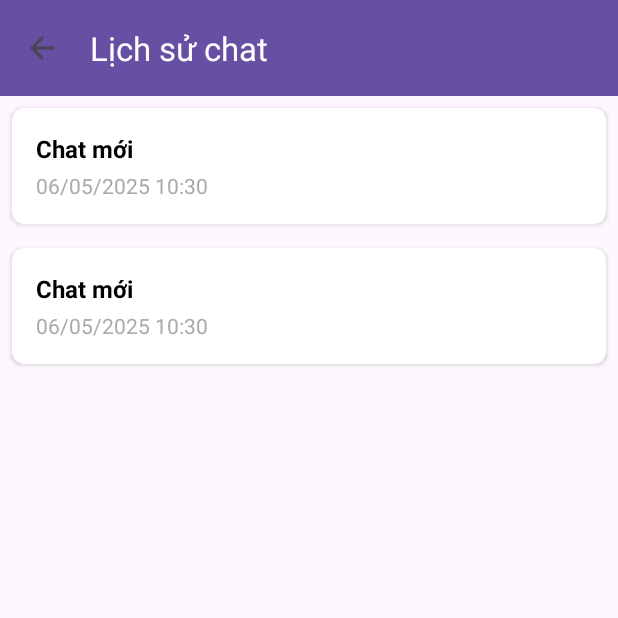
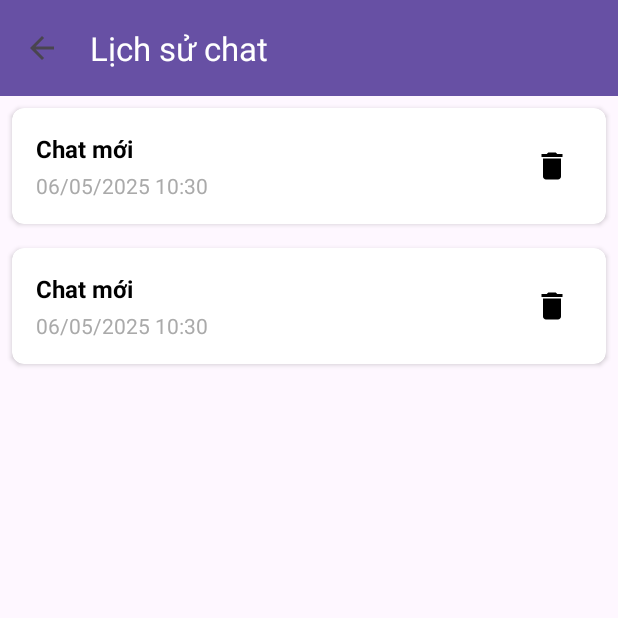
Before and after one commit to quang2719/Phat-trien-Android-App, an Android app: the ChatHistoryActivity screen opened directly, with no data from a screen before it, on a phone screen of 412 x 824 dp, the top half of it. Run offline under Robolectric (Android 15) with nearby library versions, the light colour scheme and no system bars.

Commit message:
update trast in history module

```diff
--- a/eComProject/ChatbotServices/app/src/main/java/com/example/btl/adapter/ChatHistoryAdapter.java
+++ b/eComProject/ChatbotServices/app/src/main/java/com/example/btl/adapter/ChatHistoryAdapter.java
@@ -3,6 +3,7 @@ package com.example.btl.adapter;
 import android.view.LayoutInflater;
 import android.view.View;
 import android.view.ViewGroup;
+import android.widget.ImageButton;
 import android.widget.TextView;
 
 import androidx.annotation.NonNull;
@@ -20,6 +21,7 @@ public class ChatHistoryAdapter extends RecyclerView.Adapter<ChatHistoryAdapter.
 
     public interface OnSessionClickListener {
         void onSessionClick(ChatSession session);
+        void onDeleteClick(ChatSession session, int position);
     }
 
     public ChatHistoryAdapter(List<ChatSession> sessions, OnSessionClickListener listener) {
@@ -46,6 +48,12 @@ public class ChatHistoryAdapter extends RecyclerView.Adapter<ChatHistoryAdapter.
                 listener.onSessionClick(session);
             }
         });
+
+        holder.deleteButton.setOnClickListener(v -> {
+            if (listener != null) {
+                listener.onDeleteClick(session, holder.getAdapterPosition());
+            }
+        });
     }
 
     @Override
@@ -53,14 +61,21 @@ public class ChatHistoryAdapter extends RecyclerView.Adapter<ChatHistoryAdapter.
         return sessions.size();
     }
 
+    public void removeItem(int position) {
+        sessions.remove(position);
+        notifyItemRemoved(position);
+    }
+
     public static class ViewHolder extends RecyclerView.ViewHolder {
         TextView titleTextView;
         TextView dateTextView;
+        ImageButton deleteButton;
 
         public ViewHolder(@NonNull View itemView) {
             super(itemView);
             titleTextView = itemView.findViewById(R.id.sessionTitle);
             dateTextView = itemView.findViewById(R.id.sessionDate);
+            deleteButton = itemView.findViewById(R.id.deleteButton);
         }
     }
 }
--- /dev/null
+++ b/eComProject/ChatbotServices/app/src/main/res/drawable/ic_delete.xml
@@ -0,0 +1,9 @@
+<vector xmlns:android="http://schemas.android.com/apk/res/android"
+    android:width="24dp"
+    android:height="24dp"
+    android:viewportWidth="24"
+    android:viewportHeight="24">
+    <path
+        android:fillColor="#FF000000"
+        android:pathData="M6,19c0,1.1 0.9,2 2,2h8c1.1,0 2,-0.9 2,-2V7H6v12zM19,4h-3.5l-1,-1h-5l-1,1H5v2h14V4z"/>
+</vector>
--- a/eComProject/ChatbotServices/app/src/main/res/layout/item_chat_history.xml
+++ b/eComProject/ChatbotServices/app/src/main/res/layout/item_chat_history.xml
@@ -10,8 +10,14 @@
     <LinearLayout
         android:layout_width="match_parent"
         android:layout_height="wrap_content"
-        android:orientation="vertical"
+        android:orientation="horizontal"
         android:padding="16dp">
+
+        <LinearLayout
+            android:layout_width="0dp"
+            android:layout_height="wrap_content"
+            android:layout_weight="1"
+            android:orientation="vertical">
 
             <TextView
                 android:id="@+id/sessionTitle"
@@ -29,4 +35,15 @@
                 android:textColor="@android:color/darker_gray"
                 android:textSize="14sp" />
         </LinearLayout>
+
+        <ImageButton
+            android:id="@+id/deleteButton"
+            android:layout_width="wrap_content"
+            android:layout_height="wrap_content"
+            android:layout_gravity="center_vertical"
+            android:background="?attr/selectableItemBackgroundBorderless"
+            android:contentDescription="Xóa đoạn chat"
+            android:padding="8dp"
+            android:src="@drawable/ic_delete" />
+    </LinearLayout>
 </androidx.cardview.widget.CardView>
--- a/eComProject/ChatbotServices/app/src/main/res/values/strings.xml
+++ b/eComProject/ChatbotServices/app/src/main/res/values/strings.xml
@@ -5,4 +5,9 @@
     <string name="chat_history">Lịch sử chat</string>
     <string name="no_history">Không có lịch sử chat</string>
     <string name="new_chat">Đoạn chat mới</string>
+    <string name="delete_chat">Xóa đoạn chat</string>
+    <string name="delete_chat_confirm">Bạn có chắc chắn muốn xóa đoạn chat này?</string>
+    <string name="delete">Xóa</string>
+    <string name="cancel">Hủy</string>
+    <string name="deleted">Đã xóa đoạn chat</string>
 </resources>
```
Also changed, not shown: eComProject/ChatbotServices/app/src/main/java/com/example/btl/ChatHistoryActivity.java (+28 -1 lines), eComProject/ChatbotServices/app/src/main/java/com/example/btl/chatbot/ChatbotDatabase.java (+35 -0 lines). Lines whose indentation alone changed are shown as unchanged.
